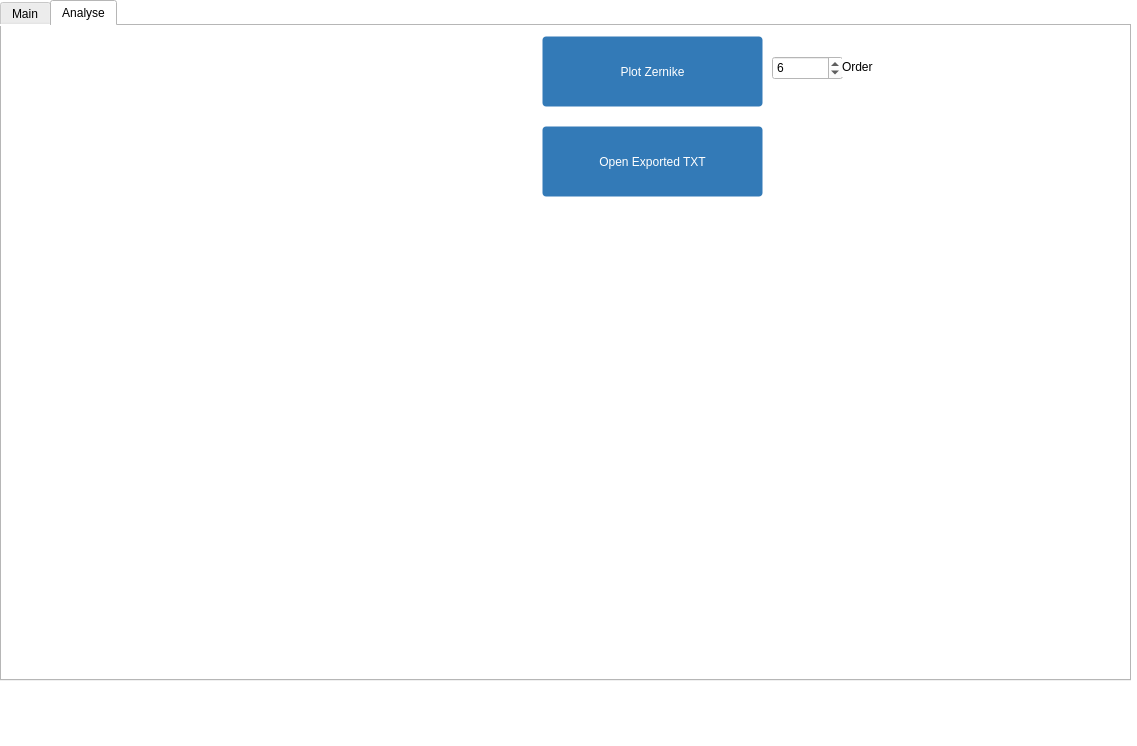
First picture: the form in Windows/MainWindow_lowres.ui, repository brandhoff/ZerFit, before the edit.
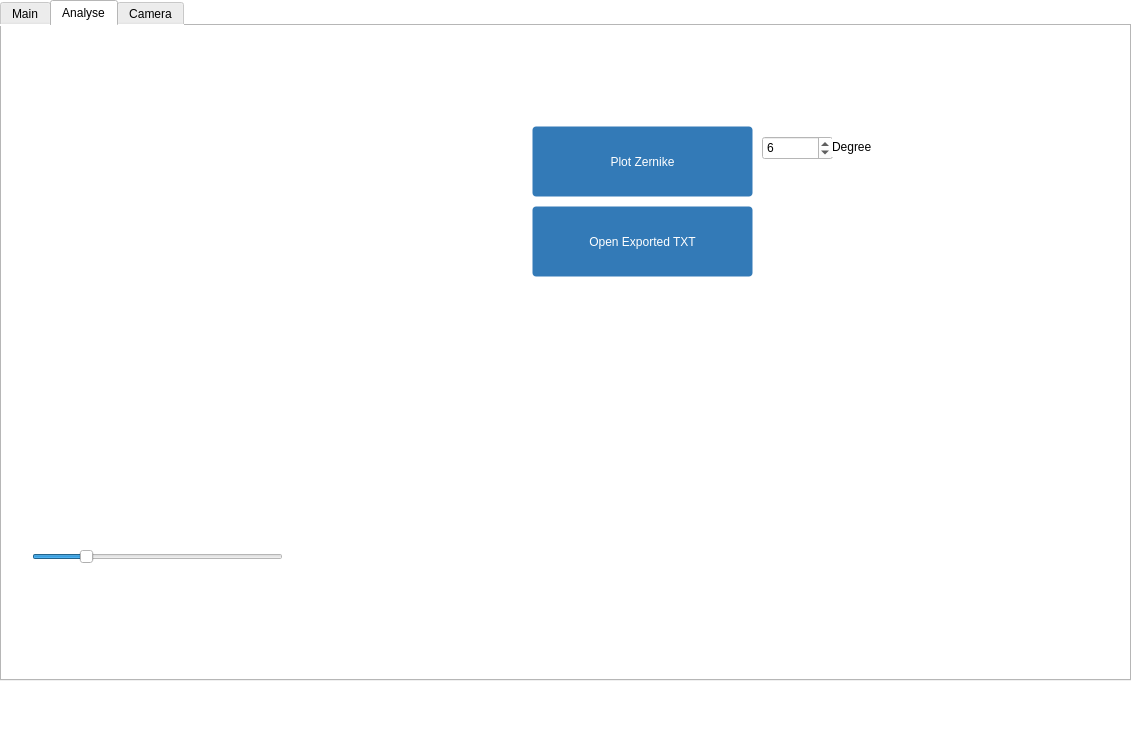
Second picture: the form after the edit. The open tabs and pages were chosen to show the change. Custom widgets are drawn as their Qt base class.

```diff
--- a/Windows/MainWindow_lowres.ui
+++ b/Windows/MainWindow_lowres.ui
@@ -258,8 +258,8 @@
      <widget class="QPushButton" name="btnPlotZernike">
       <property name="geometry">
        <rect>
-        <x>540</x>
-        <y>10</y>
+        <x>530</x>
+        <y>100</y>
         <width>221</width>
         <height>71</height>
        </rect>
@@ -303,8 +303,8 @@
      <widget class="QPushButton" name="btnFindSpotsCali">
       <property name="geometry">
        <rect>
-        <x>540</x>
-        <y>100</y>
+        <x>530</x>
+        <y>180</y>
         <width>221</width>
         <height>71</height>
        </rect>
@@ -325,8 +325,8 @@
      <widget class="QSpinBox" name="spinBoxSingleZernike">
       <property name="geometry">
        <rect>
-        <x>770</x>
-        <y>30</y>
+        <x>760</x>
+        <y>110</y>
         <width>71</width>
         <height>24</height>
        </rect>
@@ -341,16 +341,40 @@
      <widget class="QLabel" name="label_3">
       <property name="geometry">
        <rect>
-        <x>840</x>
-        <y>30</y>
+        <x>830</x>
+        <y>110</y>
         <width>61</width>
         <height>21</height>
        </rect>
       </property>
       <property name="text">
-       <string>Order</string>
+       <string>Degree</string>
       </property>
      </widget>
+     <widget class="QSlider" name="sliderAnalyse">
+      <property name="geometry">
+       <rect>
+        <x>30</x>
+        <y>520</y>
+        <width>251</width>
+        <height>22</height>
+       </rect>
+      </property>
+      <property name="maximum">
+       <number>1000</number>
+      </property>
+      <property name="value">
+       <number>200</number>
+      </property>
+      <property name="orientation">
+       <enum>Qt::Horizontal</enum>
+      </property>
+     </widget>
+    </widget>
+    <widget class="QWidget" name="tab">
+     <attribute name="title">
+      <string>Camera</string>
+     </attribute>
     </widget>
    </widget>
   </widget>
```
Left out of the diff: 2 changed lines with no effect on the pictures.
